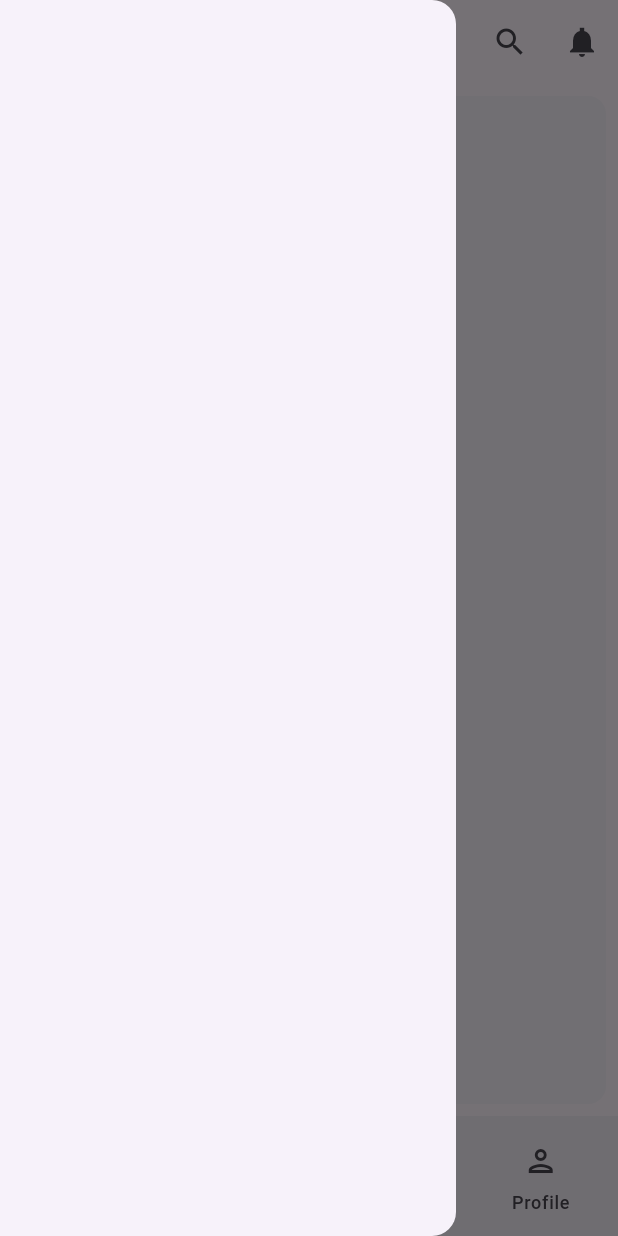
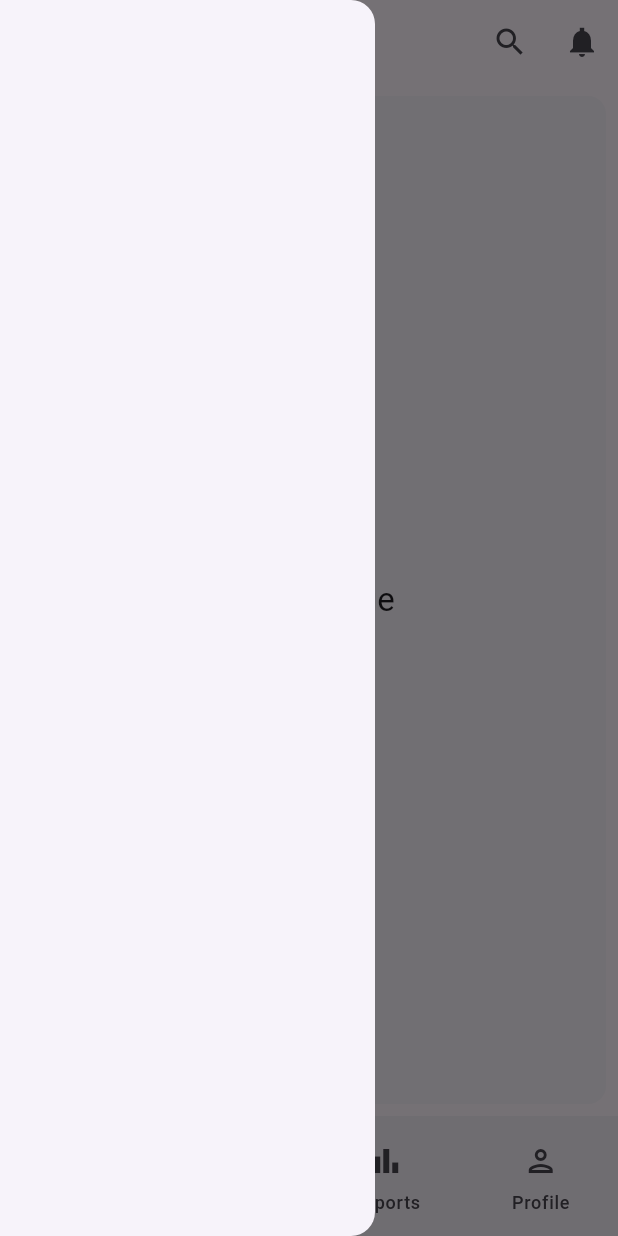
Before and after one commit to quebn/aquams, a Flutter app: the screen it shows after launch, in the side drawer, after a tap on the "density medium" icon, on a phone screen of 412 x 824 dp. Run offline on Flutter 3.47's test engine with Material 3 defaults, Android fonts, the phone set to English and light mode, and no system bars.

Commit message:
add: structure of modules and pageview of module tab.

```diff
--- /dev/null
+++ b/lib/accounting/module_view.dart
@@ -0,0 +1,14 @@
+import "package:flutter/material.dart";
+
+// returns a Module object containing the view of accounting module:
+// stuff like list of master and documents under accounting
+
+Widget accountingModule(BuildContext context){
+  final ThemeData theme = Theme.of(context);
+  return Center(
+    child: Text(
+      "Accounting Module",
+      style: theme.textTheme.titleLarge,
+    ),
+  );
+}
--- a/lib/aquams.dart
+++ b/lib/aquams.dart
@@ -1,5 +1,6 @@
 import "package:flutter/material.dart";
-import "structure/module.dart";
+import "core/module.dart";
+import "accounting/module_view.dart";
 
 // TODO: Major
 // [ ] Modules.
@@ -44,6 +45,9 @@ class _AquamsState extends State<Aquams> {
         actions: getActions(context),
       ),
       drawer: Drawer(
+        //elevation: 0,
+        surfaceTintColor: Colors.white,
+        width: 250.0,
         child: getDrawerContent(context),
       ),
       floatingActionButton: getFloatingActionButton(context),
@@ -59,7 +63,7 @@ class _AquamsState extends State<Aquams> {
       ),
       body: <Widget>[
         homePage(theme.textTheme.titleLarge),
-        modulesPage(theme.textTheme.titleLarge),
+        modulesPage(context),
         reportsPage(theme.textTheme.titleLarge),
         profilePage(theme.textTheme.titleLarge),
       ][currentTab],
@@ -106,32 +110,28 @@ class _AquamsState extends State<Aquams> {
     );
   }
 
-  final List<Widget> list = <Widget>[
-    const Card(
-      child: ListTile(
-        title: Text("Module 1"),
-        subtitle: Text("This is a module"),
-      ),
-    ),
-    const Card(
-      child: ListTile(
-        title: Text("Module 2"),
-        subtitle: Text("This is a another module"),
-      ),
-    ),
+  Widget modulesPage(BuildContext context) {
+    //Handles Modules View
+    return PageView(
+      children: <Widget>[
+        tempDisplay(context, "Area"),
+        accountingModule(context),
+        tempDisplay(context, "Inventory"),
+        tempDisplay(context, "Purchase"),
+        tempDisplay(context, "Sale"),
+        tempDisplay(context, "HR"),
+        tempDisplay(context, "Fixed Asset"),
+        tempDisplay(context, "Project"),
+      ],
+    );
+  }
 
-  ];
-  Widget modulesPage(TextStyle? textStyle) {
-    return Card(
-      shadowColor: Colors.transparent,
-      margin: const EdgeInsets.all(8.0),
-      child: SizedBox.expand(
-        child: Center(
+  Widget tempDisplay(BuildContext context, String text){
+    final ThemeData theme = Theme.of(context);
+    return Center(
       child: Text(
-            modules[currentModule].name,
-            style: textStyle,
-          ),
-        ),
+        text,
+        style: theme.textTheme.titleLarge,
       ),
     );
   }
@@ -216,8 +216,11 @@ class _AquamsState extends State<Aquams> {
     if (currentTab != 1){
       return null;
     }
-    return ListView.builder(
-      padding: const EdgeInsets.all(8.0),
+    var statusBar = MediaQuery.of(context).viewPadding.top;
+    return Container(
+      margin: EdgeInsets.only(top: statusBar),
+      child: ListView.builder(
+        padding: EdgeInsets.zero,
         itemCount: modules.length,
         itemBuilder: (BuildContext context, int index) {
           return GestureDetector(
@@ -230,6 +233,7 @@ class _AquamsState extends State<Aquams> {
             child: modules[index].getView(currentModule == index),
           );
         },
+      )
     );
   }
 
--- a/lib/main.dart
+++ b/lib/main.dart
@@ -2,11 +2,11 @@ import "package:flutter/material.dart";
 import "aquams.dart";
 
 void main() {
-  runApp(const App());
+  runApp(const AquamsApp());
 }
 
-class App extends StatelessWidget {
-  const App({super.key});
+class AquamsApp extends StatelessWidget {
+  const AquamsApp({super.key});
 
   @override
   Widget build(BuildContext context) {
```
Also changed, not shown: lib/core/document.dart (renamed from lib/structure/document.dart), lib/core/module.dart (renamed from lib/structure/module.dart). Lines whose indentation alone changed are shown as unchanged.
